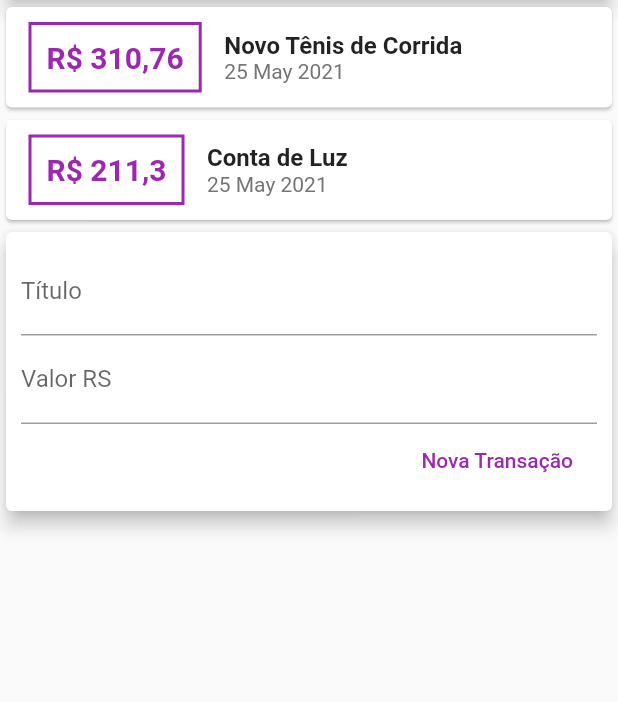
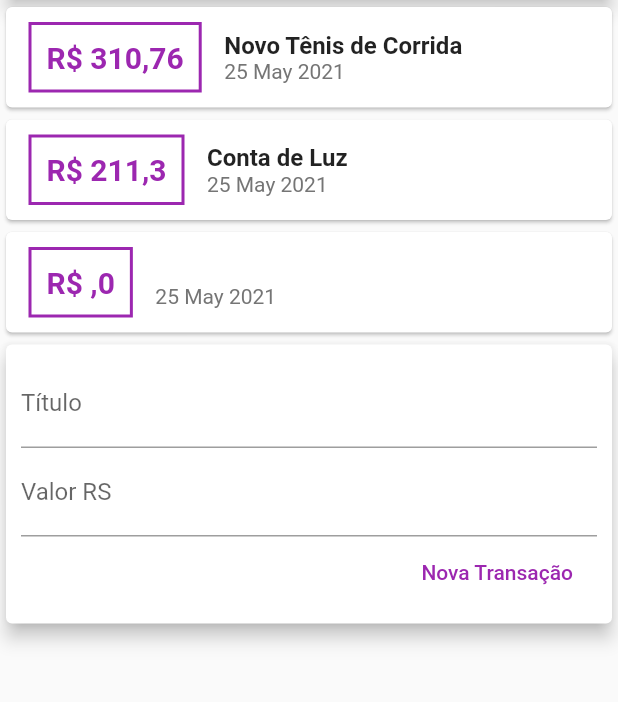
Before and after one commit to paulounisul/expenses, a Flutter app: the screen it shows after launch, after a tap on "Nova Transação", on a phone screen of 412 x 824 dp, the part 119-821 px from its top. Run offline on Flutter 3.47's test engine with Material 2 defaults, Android fonts, the phone set to English and light mode, and no system bars.

Commit message:
Finalizado aula de transação 2, rodando perfeito

```diff
--- /dev/null
+++ b/lib/components/transaction_form.dart
@@ -0,0 +1,52 @@
+import 'package:flutter/material.dart';
+
+class TransactionForm extends StatelessWidget {
+  final titleController = TextEditingController();
+  final valueController = TextEditingController();
+
+  final void Function(String, double) onSubmit;
+
+  TransactionForm(this.onSubmit);
+
+  @override
+  Widget build(BuildContext context) {
+    return Card(
+      elevation: 5,
+      child: Padding(
+        padding: const EdgeInsets.all(10),
+        child: Column(
+          children: <Widget>[
+            TextField(
+              controller: titleController,
+              decoration: InputDecoration(
+                labelText: 'Título',
+              ),
+            ),
+            TextField(
+              //usar o controller melhor forma mais ainda não é a ideal.
+              //onChanged: (newValue) => value = newValue,
+              controller: valueController,
+              decoration: InputDecoration(
+                labelText: 'Valor R\S',
+              ),
+            ),
+            Row(
+              mainAxisAlignment: MainAxisAlignment.end,
+              children: [
+                FlatButton(
+                  child: Text('Nova Transação'),
+                  textColor: Colors.purple,
+                  onPressed: () {
+                    final title = titleController.text;
+                    final value = double.tryParse(valueController.text) ?? 0.0;
+                    onSubmit(title, value);
+                  },
+                ),
+              ],
+            )
+          ],
+        ),
+      ),
+    );
+  }
+}
--- /dev/null
+++ b/lib/components/transaction_list.dart
@@ -0,0 +1,63 @@
+import 'package:flutter/material.dart';
+import '../models/transaction.dart';
+import 'package:intl/intl.dart';
+
+class TransactionList extends StatelessWidget {
+  final List<Transaction> transactions;
+  final f = NumberFormat('#,###.0#', 'pt_BR');
+
+  TransactionList(this.transactions);
+
+  @override
+  Widget build(BuildContext context) {
+    return Column(
+      children: transactions.map((tr) {
+        return Card(
+          child: Row(
+            children: <Widget>[
+              Container(
+                margin: EdgeInsets.symmetric(horizontal: 15, vertical: 10),
+                decoration: BoxDecoration(
+                  border: Border.all(
+                    color: Colors.purple,
+                    width: 2,
+                  ),
+                ),
+                padding: EdgeInsets.all(10),
+                child: Text(
+                  //interpolação de valores
+                  //'R\$ ${tr.value.toStringAsFixed(2)}',
+                  //usado a formatacao que esta na intl..
+                  'R\$ ${f.format(tr.value)}',
+                  style: TextStyle(
+                    fontWeight: FontWeight.bold,
+                    fontSize: 20,
+                    color: Colors.purple,
+                  ),
+                ),
+              ),
+              Column(
+                crossAxisAlignment: CrossAxisAlignment.start,
+                children: <Widget>[
+                  Text(
+                    tr.title,
+                    style: TextStyle(
+                      fontWeight: FontWeight.bold,
+                      fontSize: 16,
+                    ),
+                  ),
+                  Text(
+                    DateFormat('d MMM y').format(tr.date),
+                    style: TextStyle(
+                      color: Colors.grey[600],
+                    ),
+                  ),
+                ],
+              )
+            ],
+          ),
+        );
+      }).toList(),
+    );
+  }
+}
--- /dev/null
+++ b/lib/components/transaction_user.dart
@@ -0,0 +1,53 @@
+import 'dart:math';
+import 'package:flutter/material.dart';
+import 'transaction_form.dart';
+import 'transaction_list.dart';
+import '../models/transaction.dart';
+
+class TransactionUser extends StatefulWidget {
+  @override
+  _TransactionUserState createState() => _TransactionUserState();
+}
+
+class _TransactionUserState extends State<TransactionUser> {
+  final _transactions = [
+    Transaction(
+      id: 't1',
+      title: 'Novo Tênis de Corrida',
+      value: 310.76,
+      date: DateTime.now(),
+    ),
+    Transaction(
+      id: 't2',
+      title: 'Conta de Luz',
+      value: 211.30,
+      date: DateTime.now(),
+    ),
+  ];
+
+  _addTransaction(String title, double value) {
+    final newTransaction = Transaction(
+      id: Random().nextDouble().toString(),
+      title: title,
+      value: value,
+      date: DateTime.now(),
+    );
+
+    setState(() {
+      _transactions.add(newTransaction);
+    });
+  }
+
+  @override
+  Widget build(BuildContext context) {
+    return Column(
+      children: <Widget>[
+        //Comunicação direta.. Passando os paramentros para o componente filho.
+        TransactionList(_transactions),
+        //Comunicação indireta, passando uma função onde o
+        //filho, que vai chamar quando necessário
+        TransactionForm(_addTransaction),
+      ],
+    );
+  }
+}
--- a/lib/main.dart
+++ b/lib/main.dart
@@ -1,34 +1,18 @@
-import 'package:expenses/models/transaction.dart';
 import 'package:flutter/material.dart';
-import 'package:intl/intl.dart';
+import 'components/transaction_user.dart';
 
 main() => runApp(ExpensesApp());
 
 class ExpensesApp extends StatelessWidget {
   @override
   Widget build(BuildContext context) {
-    return MaterialApp(home: MyHomePage());
+    return MaterialApp(
+      home: MyHomePage(),
+    );
   }
 }
 
 class MyHomePage extends StatelessWidget {
-  final _transactions = [
-    Transaction(
-      id: 't1',
-      title: 'Novo Tênis de Corrida',
-      value: 310.76,
-      date: DateTime.now(),
-    ),
-    Transaction(
-      id: 't2',
-      title: 'Conta de Luz',
-      value: 211.30,
-      date: DateTime.now(),
-    ),
-  ];
-
-  final f = NumberFormat('#,###.0#', 'pt_BR');
-
   @override
   Widget build(BuildContext context) {
     return Scaffold(
@@ -45,86 +29,7 @@ class MyHomePage extends StatelessWidget {
               elevation: 5,
             ),
           ),
-          Column(
-            children: _transactions.map((tr) {
-              return Card(
-                child: Row(
-                  children: <Widget>[
-                    Container(
-                      margin:
-                          EdgeInsets.symmetric(horizontal: 15, vertical: 10),
-                      decoration: BoxDecoration(
-                        border: Border.all(
-                          color: Colors.purple,
-                          width: 2,
-                        ),
-                      ),
-                      padding: EdgeInsets.all(10),
-                      child: Text(
-                        //interpolação de valores
-                        //'R\$ ${tr.value.toStringAsFixed(2)}',
-                        //usado a formatacao que esta na intl..
-                        'R\$ ${f.format(tr.value)}',
-                        style: TextStyle(
-                          fontWeight: FontWeight.bold,
-                          fontSize: 20,
-                          color: Colors.purple,
-                        ),
-                      ),
-                    ),
-                    Column(
-                      crossAxisAlignment: CrossAxisAlignment.start,
-                      children: <Widget>[
-                        Text(
-                          tr.title,
-                          style: TextStyle(
-                            fontWeight: FontWeight.bold,
-                            fontSize: 16,
-                          ),
-                        ),
-                        Text(
-                          DateFormat('d MMM y').format(tr.date),
-                          style: TextStyle(
-                            color: Colors.grey[600],
-                          ),
-                        ),
-                      ],
-                    )
-                  ],
-                ),
-              );
-            }).toList(),
-          ),
-          Card(
-            elevation: 5,
-            child: Padding(
-              padding: const EdgeInsets.all(10),
-              child: Column(
-                children: <Widget>[
-                  TextField(
-                    decoration: InputDecoration(
-                      labelText: 'Título',
-                    ),
-                  ),
-                  TextField(
-                    decoration: InputDecoration(
-                      labelText: 'Valor R\S',
-                    ),
-                  ),
-                  Row(
-                    mainAxisAlignment: MainAxisAlignment.end,
-                    children: [
-                      FlatButton(
-                        child: Text('Nova Transação'),
-                        textColor: Colors.purple,
-                        onPressed: () {},
-                      ),
-                    ],
-                  )
-                ],
-              ),
-            ),
-          )
+          TransactionUser(),
         ],
       ),
     );
```
